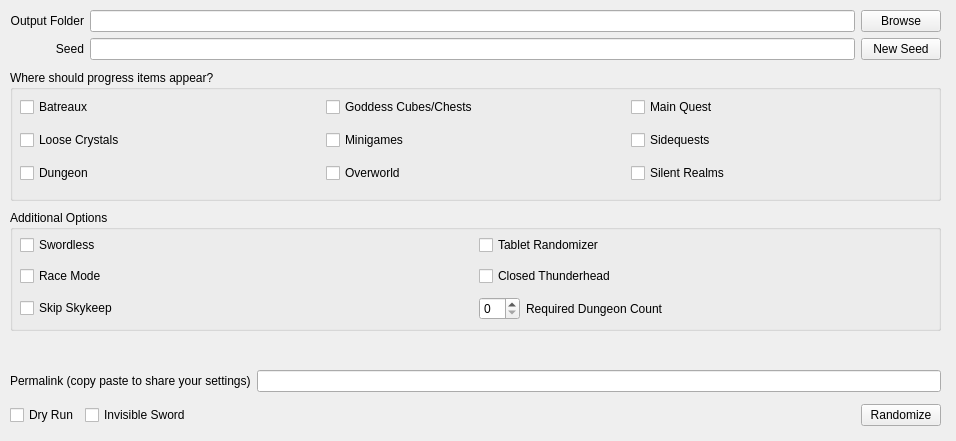
Qt form randogui.ui (ssrando/ssrando) before a commit.
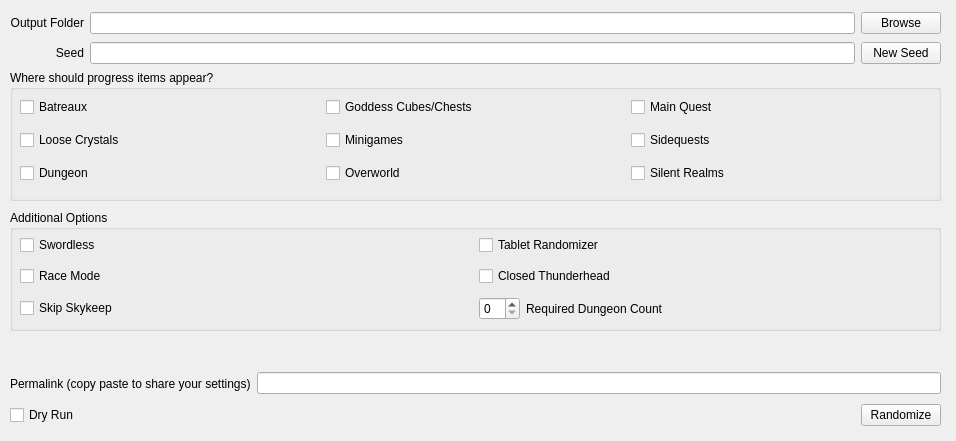
The same form after that commit.

Commit message: remove invisible sword option, catch invalid setting strings, show version in window title

What changed in the file:
```diff
--- a/randogui.ui
+++ b/randogui.ui
@@ -26,7 +26,7 @@
       <x>10</x>
       <y>10</y>
       <width>931</width>
-      <height>51</height>
+      <height>58</height>
      </rect>
     </property>
     <layout class="QGridLayout" name="gridLayout">
@@ -288,13 +288,6 @@
        </property>
       </widget>
      </item>
-     <item>
-      <widget class="QCheckBox" name="option_invisible_sword">
-       <property name="text">
-        <string>Invisible Sword</string>
-       </property>
-      </widget>
-     </item>
      <item>
       <spacer name="horizontalSpacer">
        <property name="orientation">
@@ -339,7 +332,7 @@
       <x>10</x>
       <y>370</y>
       <width>931</width>
-      <height>22</height>
+      <height>27</height>
      </rect>
     </property>
     <layout class="QHBoxLayout" name="horizontalLayout_3">
```
The commit also changes 3 other files.
